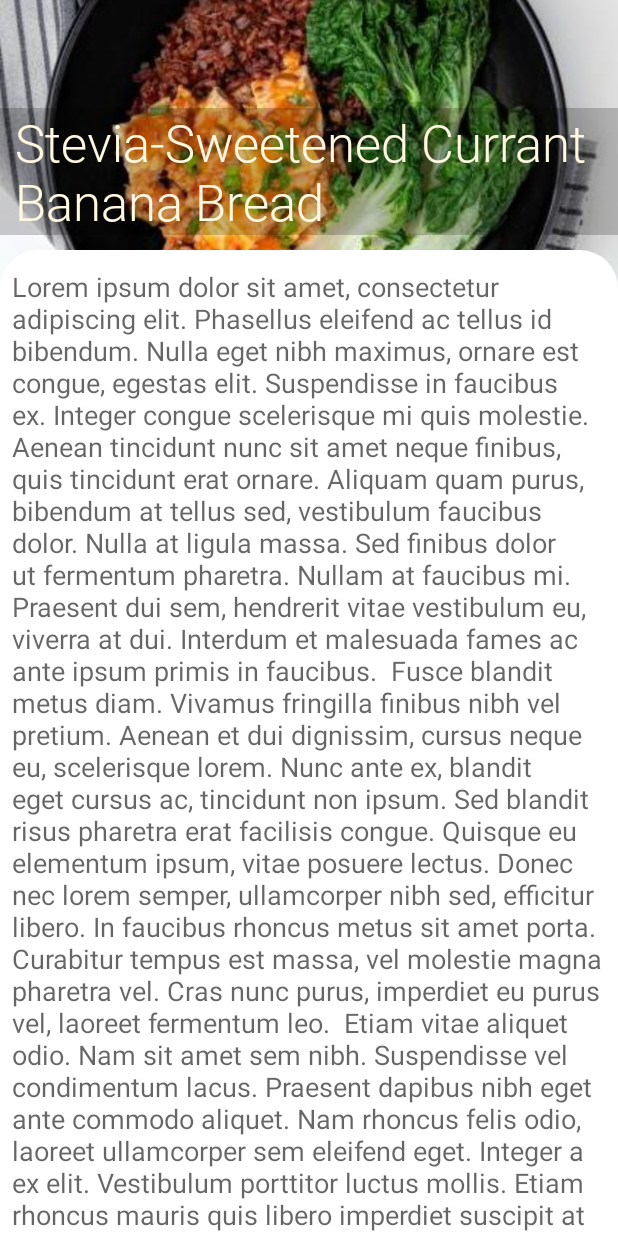
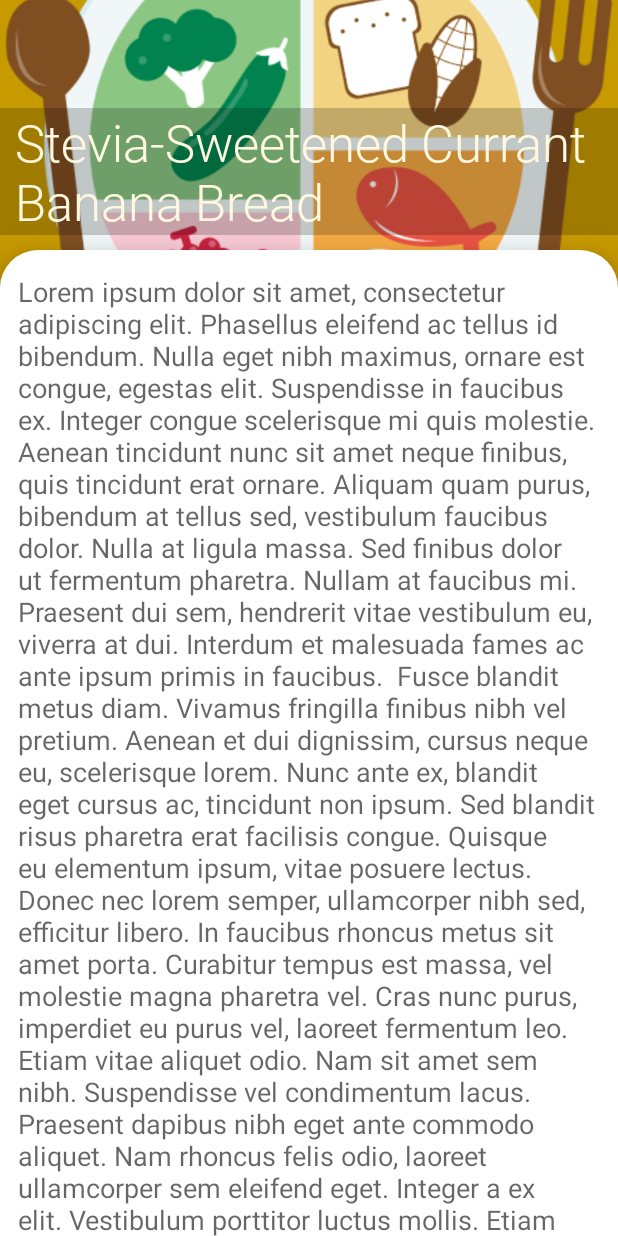
Before and after one commit to raneric/eat-cal, an Android app: the layout fragment_recipe_details_fragment.xml on its own in the app's theme, with its tools: preview values and no code run, on a phone screen of 412 x 824 dp. Run offline under Robolectric (Android 15) with nearby library versions, the phone set to English and light mode, and no system bars.

Commit message:
fragment details done

```diff
--- a/app/build.gradle
+++ b/app/build.gradle
@@ -15,7 +15,7 @@ android {
 
     defaultConfig {
         applicationId "com.sgg.healthykaly"
-        minSdk 21
+        minSdk 24
         targetSdk 32
         versionCode 1
         versionName "1.0"
--- a/app/src/main/java/com/sgg/healthykaly/ui/adapter/FindListAdapter.kt
+++ b/app/src/main/java/com/sgg/healthykaly/ui/adapter/FindListAdapter.kt
@@ -8,13 +8,13 @@ import androidx.recyclerview.widget.RecyclerView
 import com.sgg.healthykaly.databinding.ReceipListItemBinding
 import com.sgg.healthykaly.model.RecipeEntity
 
-class FindListAdapter(private val itemClickListener: () -> Unit) :
+class FindListAdapter(private val itemClickListener: (Int) -> Unit) :
         PagingDataAdapter<RecipeEntity, FindListAdapter.RecipeListViewHolder>(diffCallback) {
 
     class RecipeListViewHolder(private val binding: ReceipListItemBinding) :
             RecyclerView.ViewHolder(binding.root) {
         fun bind(recipeModel: RecipeEntity) {
-            binding.receip = recipeModel
+            binding.recipe = recipeModel
             binding.executePendingBindings()
         }
     }
@@ -33,7 +33,7 @@ class FindListAdapter(private val itemClickListener: () -> Unit) :
         recipe?.let {
             holder.bind(recipe)
             holder.itemView.setOnClickListener {
-                itemClickListener()
+                itemClickListener(recipe.id)
             }
         }
     }
--- a/app/src/main/java/com/sgg/healthykaly/ui/fragment/FindFragment.kt
+++ b/app/src/main/java/com/sgg/healthykaly/ui/fragment/FindFragment.kt
@@ -43,7 +43,7 @@ class FindFragment : Fragment() {
                               container: ViewGroup?,
                               savedInstanceState: Bundle?): View? {
 
-        val recipeListAdapter = FindListAdapter { openDetail() }
+        val recipeListAdapter = FindListAdapter { openRecipeSummary(it) }
 
         binding = FragmentFindBinding.inflate(inflater)
         binding.bindView(viewModel.recipes, recipeListAdapter)
@@ -126,8 +126,8 @@ class FindFragment : Fragment() {
         }
     }
 
-    private fun openDetail() {
-        val action = FindFragmentDirections.actionFindFragmentToRecipeDetailsragment()
+    private fun openRecipeSummary(id: Int) {
+        val action = FindFragmentDirections.actionFindFragmentToRecipeDetailsragment(id)
         this.findNavController()
                 .navigate(action)
     }
--- a/app/src/main/res/layout/fragment_recipe_details_fragment.xml
+++ b/app/src/main/res/layout/fragment_recipe_details_fragment.xml
@@ -8,6 +8,10 @@
         <variable
             name="recipe"
             type="com.sgg.healthykaly.model.RecipeEntity" />
+
+        <variable
+            name="recipeSummary"
+            type="com.sgg.healthykaly.model.RecipeSummaryModel" />
     </data>
 
     <androidx.coordinatorlayout.widget.CoordinatorLayout
@@ -32,10 +36,10 @@
                     android:layout_width="match_parent"
                     android:layout_height="match_parent"
                     android:scaleType="centerCrop"
-                    android:src="@drawable/default_food"
+                    android:src="@drawable/default_image"
+                    app:imageUrl="@{recipe.image}"
                     app:layout_collapseMode="parallax"
-                    app:srcCompat="@drawable/ic_launcher_background"
-                    tools:srcCompat="@tools:sample/backgrounds/scenic" />
+                    tools:srcCompat="@drawable/default_image" />
 
                 <TextView
                     android:id="@+id/details_title"
@@ -45,9 +49,11 @@
                     android:layout_marginBottom="@dimen/margin_title_bottom"
                     android:background="@drawable/light_grey_background"
                     android:paddingStart="@dimen/padding_title_left"
-                    android:text="Stevia-Sweetened Currant Banana Bread"
+                    android:paddingEnd="@dimen/padding_title_left"
                     android:textAppearance="@style/display1_custom"
-                    android:textColor="@color/amber_100" />
+                    android:textColor="@color/amber_100"
+                    app:text="@{recipe.title}"
+                    tools:text="Stevia-Sweetened Currant Banana Bread" />
 
             </com.google.android.material.appbar.CollapsingToolbarLayout>
         </com.google.android.material.appbar.AppBarLayout>
@@ -57,6 +63,7 @@
             android:layout_height="match_parent"
             android:layout_marginTop="@dimen/negative_margin_scroll_view"
             android:background="@drawable/round_border"
+            android:elevation="@dimen/elevation_card"
             android:paddingStart="@dimen/padding_h_nested_scroll_view"
             android:paddingTop="@dimen/padding_v_nested_scroll_view"
             android:paddingEnd="@dimen/padding_h_nested_scroll_view"
@@ -67,9 +74,10 @@
                 android:id="@+id/textView"
                 android:layout_width="match_parent"
                 android:layout_height="wrap_content"
-                android:text="Lorem ipsum dolor sit amet, consectetur adipiscing elit. Phasellus eleifend ac tellus id bibendum. Nulla eget nibh maximus, ornare est congue, egestas elit. Suspendisse in faucibus ex. Integer congue scelerisque mi quis molestie. Aenean tincidunt nunc sit amet neque finibus, quis tincidunt erat ornare. Aliquam quam purus, bibendum at tellus sed, vestibulum faucibus dolor. Nulla at ligula massa. Sed finibus dolor ut fermentum pharetra. Nullam at faucibus mi. Praesent dui sem, hendrerit vitae vestibulum eu, viverra at dui. Interdum et malesuada fames ac ante ipsum primis in faucibus.  Fusce blandit metus diam. Vivamus fringilla finibus nibh vel pretium. Aenean et dui dignissim, cursus neque eu, scelerisque lorem. Nunc ante ex, blandit eget cursus ac, tincidunt non ipsum. Sed blandit risus pharetra erat facilisis congue. Quisque eu elementum ipsum, vitae posuere lectus. Donec nec lorem semper, ullamcorper nibh sed, efficitur libero. In faucibus rhoncus metus sit amet porta. Curabitur tempus est massa, vel molestie magna pharetra vel. Cras nunc purus, imperdiet eu purus vel, laoreet fermentum leo.  Etiam vitae aliquet odio. Nam sit amet sem nibh. Suspendisse vel condimentum lacus. Praesent dapibus nibh eget ante commodo aliquet. Nam rhoncus felis odio, laoreet ullamcorper sem eleifend eget. Integer a ex elit. Vestibulum porttitor luctus mollis. Etiam rhoncus mauris quis libero imperdiet suscipit at eu mi."
                 android:textAlignment="viewStart"
-                android:textAppearance="@style/TextAppearance.AppCompat.Medium" />
+                android:textAppearance="@style/TextAppearance.AppCompat.Medium"
+                app:htmlText="@{recipeSummary.summary}"
+                tools:text="Lorem ipsum dolor sit amet, consectetur adipiscing elit. Phasellus eleifend ac tellus id bibendum. Nulla eget nibh maximus, ornare est congue, egestas elit. Suspendisse in faucibus ex. Integer congue scelerisque mi quis molestie. Aenean tincidunt nunc sit amet neque finibus, quis tincidunt erat ornare. Aliquam quam purus, bibendum at tellus sed, vestibulum faucibus dolor. Nulla at ligula massa. Sed finibus dolor ut fermentum pharetra. Nullam at faucibus mi. Praesent dui sem, hendrerit vitae vestibulum eu, viverra at dui. Interdum et malesuada fames ac ante ipsum primis in faucibus.  Fusce blandit metus diam. Vivamus fringilla finibus nibh vel pretium. Aenean et dui dignissim, cursus neque eu, scelerisque lorem. Nunc ante ex, blandit eget cursus ac, tincidunt non ipsum. Sed blandit risus pharetra erat facilisis congue. Quisque eu elementum ipsum, vitae posuere lectus. Donec nec lorem semper, ullamcorper nibh sed, efficitur libero. In faucibus rhoncus metus sit amet porta. Curabitur tempus est massa, vel molestie magna pharetra vel. Cras nunc purus, imperdiet eu purus vel, laoreet fermentum leo.  Etiam vitae aliquet odio. Nam sit amet sem nibh. Suspendisse vel condimentum lacus. Praesent dapibus nibh eget ante commodo aliquet. Nam rhoncus felis odio, laoreet ullamcorper sem eleifend eget. Integer a ex elit. Vestibulum porttitor luctus mollis. Etiam rhoncus mauris quis libero imperdiet suscipit at eu mi." />
         </androidx.core.widget.NestedScrollView>
 
 
--- a/app/src/main/res/navigation/nav_graph.xml
+++ b/app/src/main/res/navigation/nav_graph.xml
@@ -41,5 +41,9 @@
     <fragment
         android:id="@+id/recipeDetailsragment"
         android:name="com.sgg.healthykaly.ui.fragment.RecipeDetailsFragment"
-        android:label="RecipeDetailsragment" />
+        android:label="RecipeDetailsragment" >
+        <argument
+            android:name="id"
+            app:argType="integer" />
+    </fragment>
 </navigation>
--- a/app/src/main/res/values/dimens.xml
+++ b/app/src/main/res/values/dimens.xml
@@ -13,8 +13,8 @@
     <dimen name="font_size_error">16sp</dimen>
     <dimen name="elevation_fab">10dp</dimen>
     <dimen name="size_list_item_image">150dp</dimen>
-    <dimen name="padding_v_nested_scroll_view">12dp</dimen>
-    <dimen name="padding_h_nested_scroll_view">8dp</dimen>
+    <dimen name="padding_v_nested_scroll_view">15dp</dimen>
+    <dimen name="padding_h_nested_scroll_view">12dp</dimen>
     <dimen name="negative_margin_scroll_view">-25dp</dimen>
     <dimen name="padding_title_left">10dp</dimen>
     <dimen name="margin_title_bottom">35dp</dimen>
```
Also changed, not shown: app/src/main/java/com/sgg/healthykaly/model/RecipeSummaryModel.kt (added, +7 -0 lines), app/src/main/java/com/sgg/healthykaly/repository/RecipeRepository.kt (+10 -0 lines), app/src/main/java/com/sgg/healthykaly/service/ReceipService.kt (+11 -0 lines), app/src/main/java/com/sgg/healthykaly/ui/adapter/BindingAdapter.kt (+22 -9 lines), app/src/main/java/com/sgg/healthykaly/ui/fragment/RecipeDetailsFragment.kt (+27 -3 lines), app/src/main/java/com/sgg/healthykaly/ui/viewmodel/RecipeViewModel.kt (+11 -3 lines), app/src/main/res/layout/receip_list_item.xml (+15 -14 lines), app/src/main/res/drawable/default_image.png (added).
